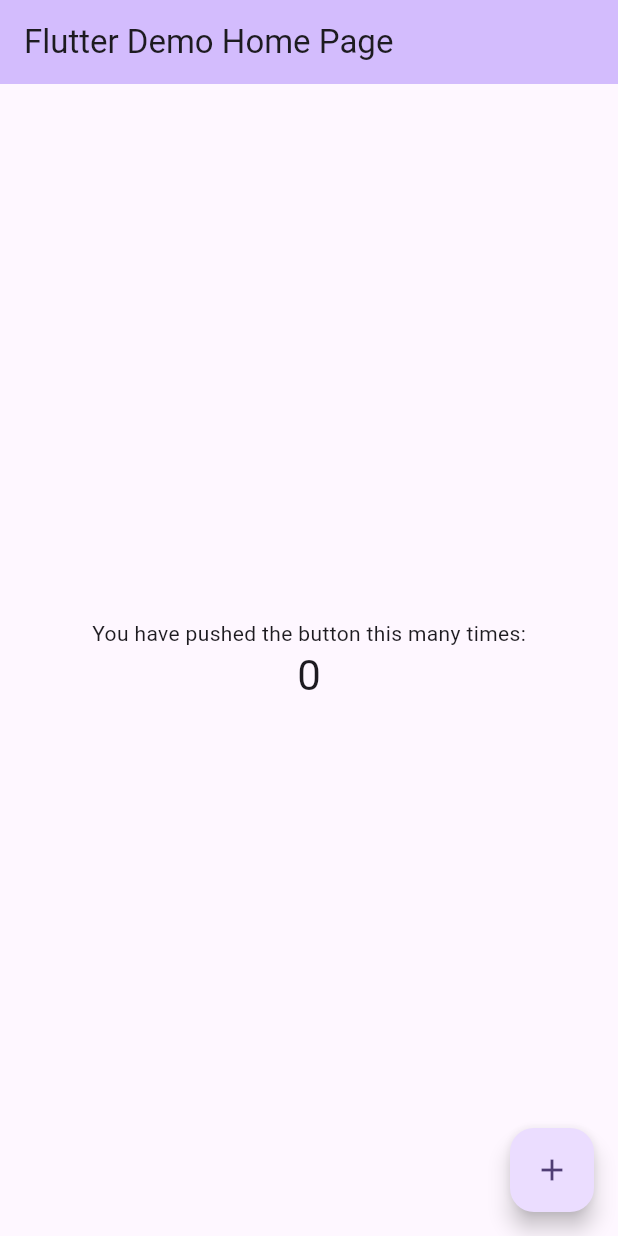
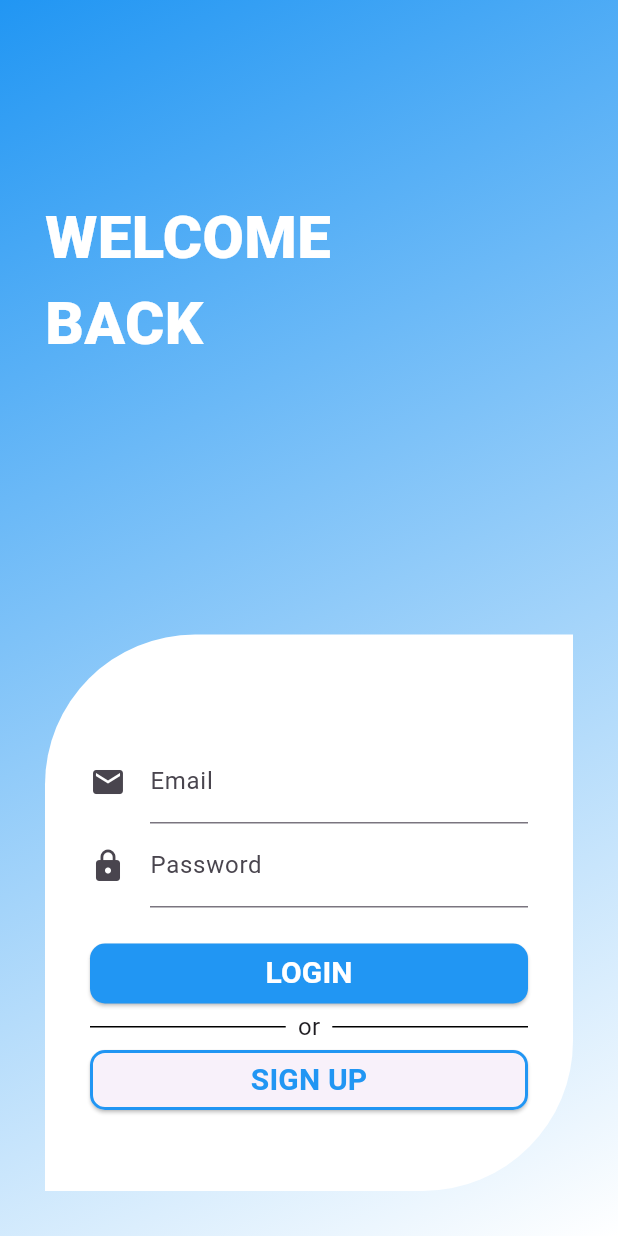
Before and after one commit to izzalDev/finance-management, a Flutter app: the screen it shows after launch, on a phone screen of 412 x 824 dp. Run offline on Flutter 3.47's test engine with Material 3 defaults, Android fonts, the phone set to English and light mode, and no system bars; our stand-ins replace firebase_auth, firebase_core; accounts and stored records are empty.

Commit message:
feat: Added login feature

```diff
--- a/lib/main.dart
+++ b/lib/main.dart
@@ -1,125 +1,34 @@
+import 'dart:developer';
+
+import 'package:finance_management/view/home_view.dart';
+import 'package:finance_management/view/login_view.dart';
+import 'package:firebase_auth/firebase_auth.dart';
+import 'package:firebase_core/firebase_core.dart';
 import 'package:flutter/material.dart';
 
-void main() {
+Future<void> main() async {
+  WidgetsFlutterBinding.ensureInitialized();
+  await Firebase.initializeApp();
   runApp(const MyApp());
 }
 
 class MyApp extends StatelessWidget {
   const MyApp({super.key});
 
-  // This widget is the root of your application.
   @override
   Widget build(BuildContext context) {
+    return StreamBuilder<User?>(
+        stream: FirebaseAuth.instance.authStateChanges(),
+        builder: (context, snapshot) {
+          log(snapshot.data.toString());
           return MaterialApp(
             title: 'Flutter Demo',
             theme: ThemeData(
-        // This is the theme of your application.
-        //
-        // TRY THIS: Try running your application with "flutter run". You'll see
-        // the application has a purple toolbar. Then, without quitting the app,
-        // try changing the seedColor in the colorScheme below to Colors.green
-        // and then invoke "hot reload" (save your changes or press the "hot
-        // reload" button in a Flutter-supported IDE, or press "r" if you used
-        // the command line to start the app).
-        //
-        // Notice that the counter didn't reset back to zero; the application
-        // state is not lost during the reload. To reset the state, use hot
-        // restart instead.
-        //
-        // This works for code too, not just values: Most code changes can be
-        // tested with just a hot reload.
               colorScheme: ColorScheme.fromSeed(seedColor: Colors.deepPurple),
               useMaterial3: true,
             ),
-      home: const MyHomePage(title: 'Flutter Demo Home Page'),
+            home: snapshot.data == null ? LoginView() : const HomeView(),
           );
+        });
   }
 }
-
-class MyHomePage extends StatefulWidget {
-  const MyHomePage({super.key, required this.title});
-
-  // This widget is the home page of your application. It is stateful, meaning
-  // that it has a State object (defined below) that contains fields that affect
-  // how it looks.
-
-  // This class is the configuration for the state. It holds the values (in this
-  // case the title) provided by the parent (in this case the App widget) and
-  // used by the build method of the State. Fields in a Widget subclass are
-  // always marked "final".
-
-  final String title;
-
-  @override
-  State<MyHomePage> createState() => _MyHomePageState();
-}
-
-class _MyHomePageState extends State<MyHomePage> {
-  int _counter = 0;
-
-  void _incrementCounter() {
-    setState(() {
-      // This call to setState tells the Flutter framework that something has
-      // changed in this State, which causes it to rerun the build method below
-      // so that the display can reflect the updated values. If we changed
-      // _counter without calling setState(), then the build method would not be
-      // called again, and so nothing would appear to happen.
-      _counter++;
-    });
-  }
-
-  @override
-  Widget build(BuildContext context) {
-    // This method is rerun every time setState is called, for instance as done
-    // by the _incrementCounter method above.
-    //
-    // The Flutter framework has been optimized to make rerunning build methods
-    // fast, so that you can just rebuild anything that needs updating rather
-    // than having to individually change instances of widgets.
-    return Scaffold(
-      appBar: AppBar(
-        // TRY THIS: Try changing the color here to a specific color (to
-        // Colors.amber, perhaps?) and trigger a hot reload to see the AppBar
-        // change color while the other colors stay the same.
-        backgroundColor: Theme.of(context).colorScheme.inversePrimary,
-        // Here we take the value from the MyHomePage object that was created by
-        // the App.build method, and use it to set our appbar title.
-        title: Text(widget.title),
-      ),
-      body: Center(
-        // Center is a layout widget. It takes a single child and positions it
-        // in the middle of the parent.
-        child: Column(
-          // Column is also a layout widget. It takes a list of children and
-          // arranges them vertically. By default, it sizes itself to fit its
-          // children horizontally, and tries to be as tall as its parent.
-          //
-          // Column has various properties to control how it sizes itself and
-          // how it positions its children. Here we use mainAxisAlignment to
-          // center the children vertically; the main axis here is the vertical
-          // axis because Columns are vertical (the cross axis would be
-          // horizontal).
-          //
-          // TRY THIS: Invoke "debug painting" (choose the "Toggle Debug Paint"
-          // action in the IDE, or press "p" in the console), to see the
-          // wireframe for each widget.
-          mainAxisAlignment: MainAxisAlignment.center,
-          children: <Widget>[
-            const Text(
-              'You have pushed the button this many times:',
-            ),
-            Text(
-              '$_counter',
-              style: Theme.of(context).textTheme.headlineMedium,
-            ),
-          ],
-        ),
-      ),
-      floatingActionButton: FloatingActionButton(
-        onPressed: _incrementCounter,
-        tooltip: 'Increment',
-        child: const Icon(Icons.add),
-      ), // This trailing comma makes auto-formatting nicer for build methods.
-    );
-  }
-}
--- /dev/null
+++ b/lib/view/home_view.dart
@@ -0,0 +1,25 @@
+import 'package:firebase_auth/firebase_auth.dart';
+import 'package:flutter/material.dart';
+
+class HomeView extends StatelessWidget {
+  const HomeView({super.key});
+
+  @override
+  Widget build(BuildContext context) {
+    return Scaffold(
+      appBar: AppBar(
+        title: const Text('Finance Management App'),
+      ),
+      body: const Column(
+        children: [
+          Text('Home'),
+          ElevatedButton(onPressed: _logout, child: Text('Logout')),
+        ],
+      ),
+    );
+  }
+
+  static void _logout() {
+    FirebaseAuth.instance.signOut();
+  }
+}
--- /dev/null
+++ b/lib/view/login_view.dart
@@ -0,0 +1,136 @@
+import 'package:finance_management/widget/divider_text.dart';
+import 'package:firebase_auth/firebase_auth.dart';
+import 'package:flutter/material.dart';
+import 'dart:developer';
+
+class LoginView extends StatelessWidget {
+  LoginView({super.key});
+  final FirebaseAuth auth = FirebaseAuth.instance;
+  final TextEditingController _emailController = TextEditingController();
+  final TextEditingController _passwordController = TextEditingController();
+
+  @override
+  Widget build(BuildContext context) {
+    return Scaffold(
+      body: Container(
+        padding: const EdgeInsets.all(30),
+        decoration: const BoxDecoration(
+          gradient: LinearGradient(
+            colors: [Colors.blue, Colors.white],
+            begin: Alignment.topLeft,
+            end: Alignment.bottomRight,
+          ),
+        ),
+        child: Center(
+          child: Column(
+            crossAxisAlignment: CrossAxisAlignment.start,
+            children: [
+              const SizedBox(height: 100),
+              const Text(
+                'WELCOME\nBACK',
+                style: TextStyle(
+                  fontSize: 40,
+                  color: Colors.white,
+                  fontWeight: FontWeight.w900,
+                ),
+                textAlign: TextAlign.left,
+              ),
+              const Expanded(child: SizedBox.shrink()),
+              Container(
+                padding: const EdgeInsets.all(30),
+                decoration: const BoxDecoration(
+                  color: Colors.white,
+                  borderRadius: BorderRadius.only(
+                    topLeft: Radius.circular(100),
+                    bottomRight: Radius.circular(100),
+                  ),
+                ),
+                child: Column(
+                  children: [
+                    const SizedBox(height: 40),
+                    TextField(
+                      controller: _emailController,
+                      decoration: const InputDecoration(
+                        icon: Icon(Icons.email),
+                        labelText: 'Email',
+                      ),
+                    ),
+                    TextField(
+                      obscureText: true,
+                      controller: _passwordController,
+                      decoration: const InputDecoration(
+                        icon: Icon(Icons.lock),
+                        labelText: 'Password',
+                      ),
+                    ),
+                    const SizedBox(height: 20),
+                    ElevatedButton(
+                      onPressed: () {
+                        _login(_emailController.text, _passwordController.text);
+                      },
+                      style: ElevatedButton.styleFrom(
+                        backgroundColor: Colors.blue,
+                        shape: RoundedRectangleBorder(
+                          borderRadius: BorderRadius.circular(10),
+                        ),
+                      ),
+                      child: Container(
+                        width: double.infinity,
+                        alignment: Alignment.center,
+                        child: const Text(
+                          'LOGIN',
+                          style: TextStyle(
+                            fontSize: 20,
+                            color: Colors.white,
+                            fontWeight: FontWeight.bold,
+                          ),
+                        ),
+                      ),
+                    ),
+                    const DividerText(text: 'or'),
+                    ElevatedButton(
+                      onPressed: () {},
+                      style: ElevatedButton.styleFrom(
+                        foregroundColor: Colors.blue,
+                        shape: RoundedRectangleBorder(
+                          borderRadius: BorderRadius.circular(10),
+                          side: const BorderSide(color: Colors.blue, width: 2),
+                        ),
+                      ),
+                      child: Container(
+                        width: double.infinity,
+                        alignment: Alignment.center,
+                        child: const Text(
+                          'SIGN UP',
+                          style: TextStyle(
+                            fontSize: 20,
+                            color: Colors.blue, // Warna teks berwarna biru
+                            fontWeight: FontWeight.bold,
+                          ),
+                        ),
+                      ),
+                    ),
+                    const SizedBox(height: 20),
+                  ],
+                ),
+              ),
+            ],
+          ),
+        ),
+      ),
+    );
+  }
+
+  void _login(String email, String password) async {
+    try {
+      await auth.signInWithEmailAndPassword(email: email, password: password);
+      log('Login successfully');
+    } on FirebaseAuthException catch (e) {
+      if (e.code == 'user-not-found') {
+        log('No user found for that email.');
+      } else if (e.code == 'wrong-password') {
+        log('Wrong password provided for that user.');
+      }
+    }
+  }
+}
--- /dev/null
+++ b/lib/widget/divider_text.dart
@@ -0,0 +1,43 @@
+import 'package:flutter/material.dart';
+
+class DividerText extends StatelessWidget {
+  final String text;
+  final Color dividerColor;
+  final double dividerThickness;
+  final TextStyle textStyle;
+
+  const DividerText({
+    super.key,
+    required this.text,
+    this.dividerColor = Colors.black,
+    this.dividerThickness = 1.0,
+    this.textStyle = const TextStyle(fontSize: 16),
+  });
+
+  @override
+  Widget build(BuildContext context) {
+    return Row(
+      children: [
+        Expanded(
+          child: Divider(
+            color: dividerColor,
+            thickness: dividerThickness,
+          ),
+        ),
+        Padding(
+          padding: const EdgeInsets.symmetric(horizontal: 8.0),
+          child: Text(
+            text,
+            style: textStyle,
+          ),
+        ),
+        Expanded(
+          child: Divider(
+            color: dividerColor,
+            thickness: dividerThickness,
+          ),
+        ),
+      ],
+    );
+  }
+}
```
Also changed, not shown: pubspec.yaml (+5 -13 lines), pubspec.lock, 3 other files. Lines whose indentation alone changed are shown as unchanged.
